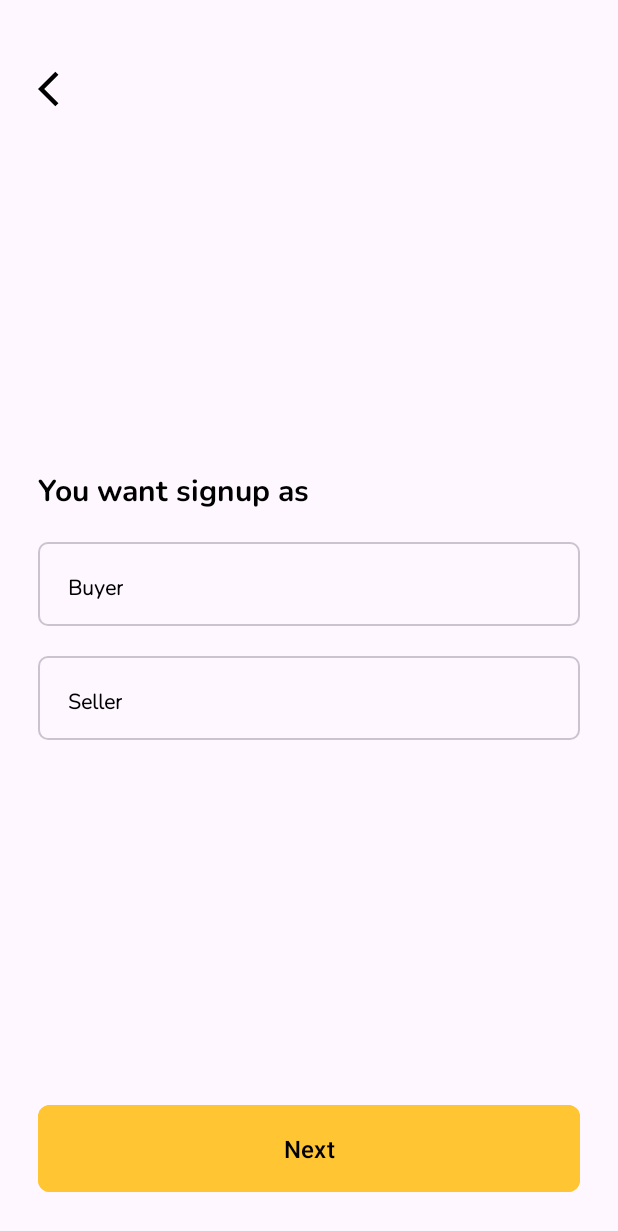
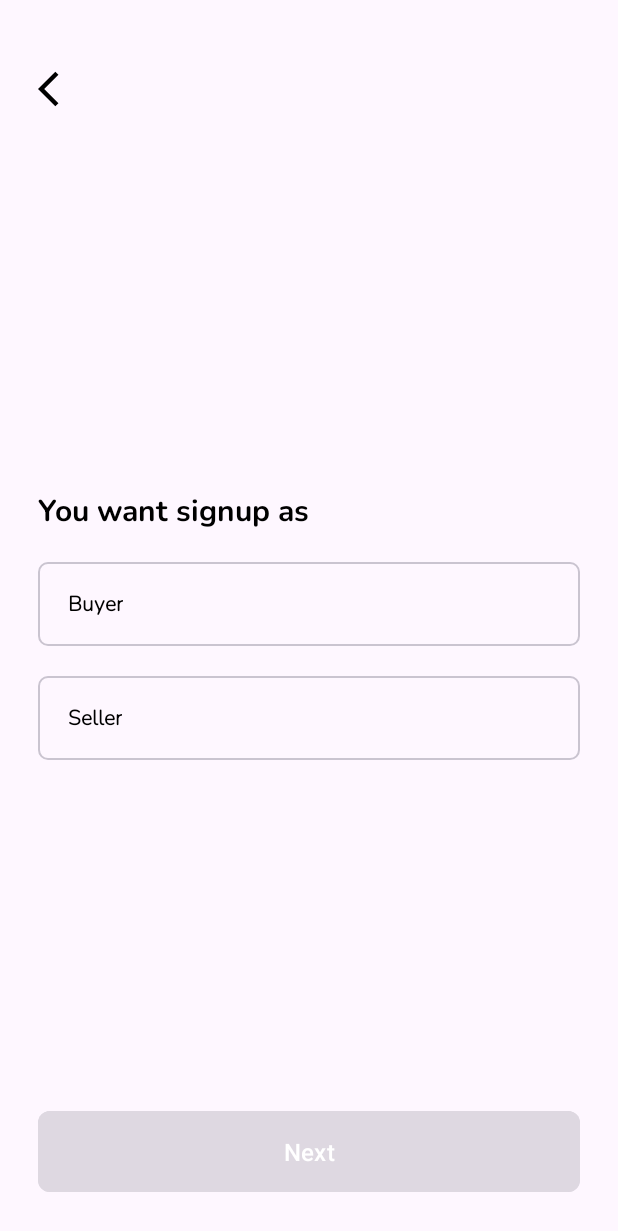
Before and after one commit to jajan-yuk/mobile-jajanyuk, an Android app: the ChooseRegisterActivity screen opened directly, with no data from a screen before it, on a phone screen of 412 x 824 dp. Shown: the top 1231 px of the screen. Run offline under Robolectric (Android 15) with nearby library versions, the phone set to English and light mode, and no system bars.

Commit message:
feat: add logic choose register

```diff
--- a/app/src/main/java/com/example/jajanyuk/ui/auth/register/ChooseRegisterActivity.kt
+++ b/app/src/main/java/com/example/jajanyuk/ui/auth/register/ChooseRegisterActivity.kt
@@ -1,12 +1,72 @@
 package com.example.jajanyuk.ui.auth.register
 
+import android.content.Intent
 import androidx.appcompat.app.AppCompatActivity
 import android.os.Bundle
+import android.view.View
+import android.widget.LinearLayout
+import android.widget.TextView
+import android.widget.Toast
 import com.example.jajanyuk.R
+import com.example.jajanyuk.databinding.ActivityChooseRegisterBinding
+import com.example.jajanyuk.databinding.ActivityLoginBinding
 
 class ChooseRegisterActivity : AppCompatActivity() {
+    private lateinit var binding: ActivityChooseRegisterBinding
+    private var selectedItemId: Int = -1
+    private var lastSelectedTextView: TextView? = null
+    private var selectedItem: String? = null
     override fun onCreate(savedInstanceState: Bundle?) {
         super.onCreate(savedInstanceState)
-        setContentView(R.layout.activity_choose_register)
+        binding = ActivityChooseRegisterBinding.inflate(layoutInflater)
+        setContentView(binding.root)
+
+
+        binding.btnDisabled.isEnabled = true
+
+        binding.item1.setOnClickListener {
+            binding.btnRegister.visibility = View.VISIBLE
+            binding.btnDisabled.visibility = View.GONE
+            handleItemClick(binding.item1, binding.tvBuyer, "Buyer")
+        }
+
+        binding.item2.setOnClickListener {
+            binding.btnRegister.visibility = View.VISIBLE
+            binding.btnDisabled.visibility = View.GONE
+            handleItemClick(binding.item2, binding.tvSeller, "Seller")
+        }
+
+
+        binding.btnRegister.setOnClickListener {
+            if(selectedItem == "Buyer"){
+                startActivity(Intent(this@ChooseRegisterActivity, RegisterActivity::class.java))
+            }else{
+                Toast.makeText(this, "Featured not yed", Toast.LENGTH_SHORT).show()
+            }
+        }
     }
+
+    private fun handleItemClick(item: LinearLayout, textView: TextView, vehicleType: String) {
+        if (selectedItemId == item.id) {
+            selectedItem = null
+            return
+        }
+        if (selectedItemId != -1) {
+            resetItemSelection(findViewById(selectedItemId), lastSelectedTextView)
+        }
+        selectedItemId = item.id
+        lastSelectedTextView = textView
+        item.isSelected = true
+        item.setBackgroundResource(R.drawable.bg_choose_register_active)
+        selectedItem = vehicleType
+        // binding.coba.text = selectedVehicle
+    }
+
+    private fun resetItemSelection(item: LinearLayout, textView: TextView?) {
+        item.isSelected = false
+        item.setBackgroundResource(R.drawable.bg_choose_register)
+        selectedItemId = -1
+        lastSelectedTextView = null
+    }
+
 }
--- /dev/null
+++ b/app/src/main/res/drawable/bg_choose_register_active.xml
@@ -0,0 +1,7 @@
+<?xml version="1.0" encoding="utf-8"?>
+<shape xmlns:android="http://schemas.android.com/apk/res/android">
+    <corners android:radius="6dp" />
+    <stroke android:color="?android:attr/colorPrimary"
+        android:width="1dp"/>
+    <solid android:color="#1FFFC533"/>
+</shape>
--- a/app/src/main/res/layout/activity_choose_register.xml
+++ b/app/src/main/res/layout/activity_choose_register.xml
@@ -21,7 +21,8 @@
         android:layout_width="match_parent"
         android:layout_height="wrap_content"
         android:orientation="vertical"
-        app:layout_constraintBottom_toTopOf="@+id/btn_login"
+        app:layout_constraintBottom_toBottomOf="parent"
+        android:layout_marginBottom="40dp"
         app:layout_constraintEnd_toEndOf="parent"
         app:layout_constraintStart_toStartOf="parent"
         app:layout_constraintTop_toBottomOf="@+id/iv_back">
@@ -39,12 +40,13 @@
 
         <LinearLayout
             android:id="@+id/item1"
+            android:clickable="true"
             android:layout_width="match_parent"
             android:layout_height="wrap_content"
             android:background="@drawable/bg_choose_register"
             android:orientation="vertical"
             android:paddingHorizontal="20dp"
-            android:paddingVertical="15dp"
+            android:paddingVertical="18dp"
             android:layout_marginTop="20dp"
             app:layout_constraintEnd_toEndOf="parent"
             app:layout_constraintStart_toStartOf="parent"
@@ -54,7 +56,6 @@
                 android:id="@+id/tv_buyer"
                 android:layout_width="wrap_content"
                 android:layout_height="wrap_content"
-                android:layout_marginTop="5dp"
                 android:fontFamily="@font/nunito_light"
                 android:text="Buyer"
                 android:textColor="@color/black"
@@ -64,13 +65,14 @@
 
         <LinearLayout
             android:id="@+id/item2"
+            android:clickable="true"
             android:layout_width="match_parent"
             android:layout_height="wrap_content"
             android:background="@drawable/bg_choose_register"
             android:orientation="vertical"
             android:paddingHorizontal="20dp"
             android:layout_marginTop="20dp"
-            android:paddingVertical="15dp"
+            android:paddingVertical="18dp"
             app:layout_constraintEnd_toEndOf="parent"
             app:layout_constraintStart_toStartOf="parent"
             app:layout_constraintTop_toBottomOf="@+id/item1">
@@ -79,7 +81,6 @@
                 android:id="@+id/tv_seller"
                 android:layout_width="wrap_content"
                 android:layout_height="wrap_content"
-                android:layout_marginTop="5dp"
                 android:fontFamily="@font/nunito_light"
                 android:text="Seller"
                 android:textColor="@color/black"
@@ -90,13 +91,14 @@
 
 
     <com.google.android.material.button.MaterialButton
-        android:id="@+id/btn_login"
+        android:id="@+id/btn_register"
         android:layout_width="0dp"
         android:layout_height="wrap_content"
         android:text="Next"
         app:cornerRadius="8dp"
         android:layout_marginTop="30dp"
-        android:padding="18dp"
+        android:padding="16dp"
+        android:visibility="gone"
         android:textSize="16sp"
         android:textColor="@color/black"
         android:backgroundTint="?attr/colorPrimary"
@@ -105,4 +107,21 @@
         app:layout_constraintEnd_toEndOf="parent"
         />
 
+    <com.google.android.material.button.MaterialButton
+        android:id="@+id/btn_disabled"
+        android:layout_width="0dp"
+        android:layout_height="wrap_content"
+        android:text="Next"
+        app:cornerRadius="8dp"
+        android:layout_marginTop="30dp"
+        android:padding="16dp"
+        android:textSize="16sp"
+        android:textColor="@color/white"
+        android:enabled="false"
+        android:backgroundTint="#DED8E1"
+        app:layout_constraintBottom_toBottomOf="parent"
+        app:layout_constraintStart_toStartOf="parent"
+        app:layout_constraintEnd_toEndOf="parent"
+        />
+
 </androidx.constraintlayout.widget.ConstraintLayout>
```
Also changed, not shown: app/src/main/java/com/example/jajanyuk/ui/auth/login/LoginActivity.kt (+5 -3 lines).
